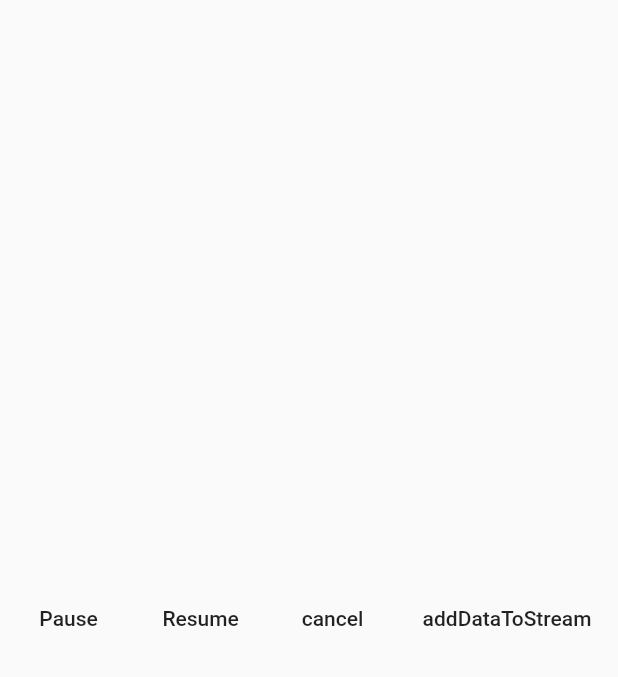
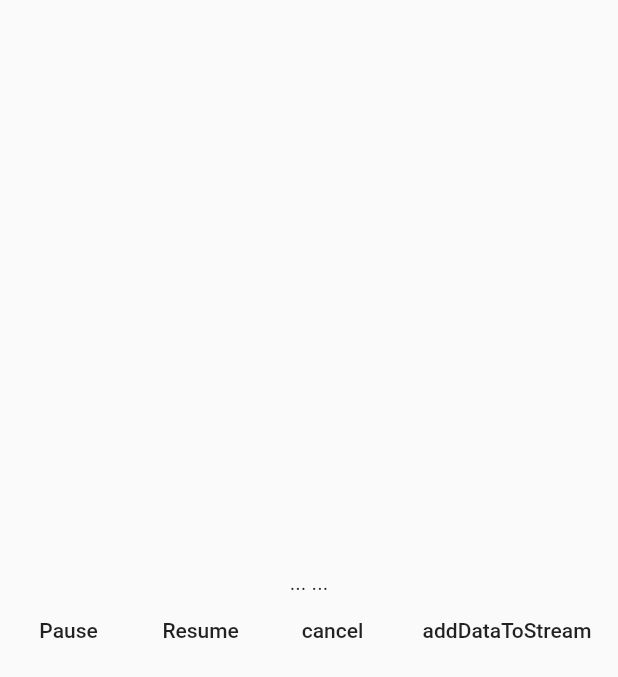
Before and after one commit to paprikaLang/flutter-demo, a Flutter app: the screen it shows after launch, on a phone screen of 412 x 824 dp. Shown: the top 677 px of the screen. Run offline on Flutter 3.47's test engine with Material 2 defaults, Android fonts, the phone set to English and light mode, and no system bars.

Commit message:
Streambuilder instead setstate

```diff
--- a/lib/widgets/Stream/stream_demo.dart
+++ b/lib/widgets/Stream/stream_demo.dart
@@ -18,6 +18,7 @@ class _StreamDemoHomeState extends State<StreamDemoHome> {
   StreamSubscription _streamSubscription;
   StreamController<String> _streamController;
   StreamSink _sink;
+  // String _data = '... ...'; streambuilder节省了setstate
 
   @override
   void initState() {
@@ -49,6 +50,9 @@ class _StreamDemoHomeState extends State<StreamDemoHome> {
 
   void onData(String data) {
     print('listen: $data');
+    // setState(() {
+    //   _data = data;
+    // });
   }
 
   void onDatas(String data) {
@@ -80,7 +84,7 @@ class _StreamDemoHomeState extends State<StreamDemoHome> {
   Future<String> fetchData() async {
     await Future.delayed(Duration(seconds: 5));
     //throw 'sth wrong'; //出现异常按F5继续执行
-    return 'hello world';
+    return 'hello world ~~';
   }
 
   @override
@@ -88,7 +92,18 @@ class _StreamDemoHomeState extends State<StreamDemoHome> {
     return Container(
       child: Container(
         child: Center(
-          child: Row(
+          child: Column(
+            mainAxisAlignment: MainAxisAlignment.center,
+            children: <Widget>[
+              // Text(_data), streambuilder 会根据stream中的数据重新创建部件,而不必再setstate了
+              StreamBuilder(
+                stream: _streamController.stream,
+                initialData: '... ...',
+                builder: (context, snapshot) {
+                  return Text('${snapshot.data}');
+                },
+              ),
+              Row(
                 mainAxisAlignment: MainAxisAlignment.center,
                 children: <Widget>[
                   FlatButton(
@@ -109,6 +124,8 @@ class _StreamDemoHomeState extends State<StreamDemoHome> {
                   ),
                 ],
               ),
+            ],
+          ),
         ),
       ),
     );
```
Lines whose indentation alone changed are shown as unchanged.
